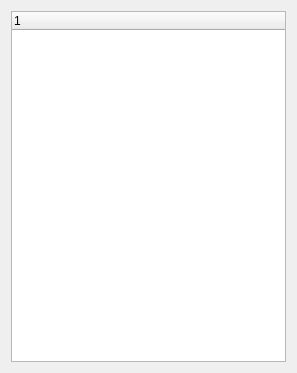
This is eegWindow.ui in McMasterRS/WARIO-Editor as Qt 5 draws it before an edit. The edited form follows.
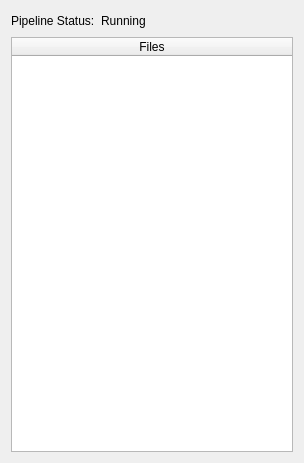
This is the edited form.

Commit message: Finished writing frontend functionality for EEG pipeline

What changed in the file:
```diff
--- a/eegWindow.ui
+++ b/eegWindow.ui
@@ -6,14 +6,45 @@
    <rect>
     <x>0</x>
     <y>0</y>
-    <width>297</width>
-    <height>373</height>
+    <width>304</width>
+    <height>463</height>
    </rect>
   </property>
   <property name="windowTitle">
    <string>Form</string>
   </property>
   <layout class="QVBoxLayout" name="verticalLayout_2">
+   <item>
+    <layout class="QHBoxLayout" name="horizontalLayout_2">
+     <item>
+      <widget class="QLabel" name="label_2">
+       <property name="text">
+        <string>Pipeline Status:</string>
+       </property>
+      </widget>
+     </item>
+     <item>
+      <widget class="QLabel" name="lbStatus">
+       <property name="text">
+        <string>Running</string>
+       </property>
+      </widget>
+     </item>
+     <item>
+      <spacer name="horizontalSpacer">
+       <property name="orientation">
+        <enum>Qt::Horizontal</enum>
+       </property>
+       <property name="sizeHint" stdset="0">
+        <size>
+         <width>40</width>
+         <height>20</height>
+        </size>
+       </property>
+      </spacer>
+     </item>
+    </layout>
+   </item>
    <item>
     <layout class="QHBoxLayout" name="horizontalLayout">
      <item>
@@ -26,7 +57,10 @@
        </property>
        <column>
         <property name="text">
-         <string notr="true">1</string>
+         <string>Files</string>
+        </property>
+        <property name="textAlignment">
+         <set>AlignCenter</set>
         </property>
        </column>
       </widget>
```
The commit also changes 4 other files.
